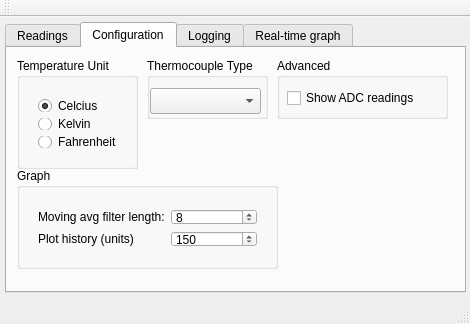
Old version of the form qt_test/basicListener/mainwindow.ui in the repository PaxInstruments/t100-software.
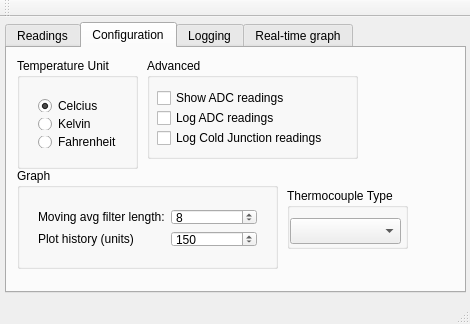
New version of the form. Custom widgets are drawn as their Qt base class.

Commit message: Optional ADC / cold junction logging

What changed in the file:
```diff
--- a/qt_test/basicListener/mainwindow.ui
+++ b/qt_test/basicListener/mainwindow.ui
@@ -124,8 +124,8 @@
      <widget class="QGroupBox" name="groupBox_4">
       <property name="geometry">
        <rect>
-        <x>140</x>
-        <y>10</y>
+        <x>280</x>
+        <y>140</y>
         <width>121</width>
         <height>61</height>
        </rect>
@@ -147,10 +147,10 @@
      <widget class="QGroupBox" name="groupBox_2">
       <property name="geometry">
        <rect>
-        <x>270</x>
+        <x>140</x>
         <y>10</y>
-        <width>171</width>
-        <height>61</height>
+        <width>211</width>
+        <height>101</height>
        </rect>
       </property>
       <property name="title">
@@ -169,6 +169,32 @@
         <string>Show ADC readings</string>
        </property>
       </widget>
+      <widget class="QCheckBox" name="config_logADC_checkBox">
+       <property name="geometry">
+        <rect>
+         <x>10</x>
+         <y>50</y>
+         <width>171</width>
+         <height>20</height>
+        </rect>
+       </property>
+       <property name="text">
+        <string>Log ADC readings</string>
+       </property>
+      </widget>
+      <widget class="QCheckBox" name="config_logColdJunction_checkBox">
+       <property name="geometry">
+        <rect>
+         <x>10</x>
+         <y>70</y>
+         <width>191</width>
+         <height>20</height>
+        </rect>
+       </property>
+       <property name="text">
+        <string>Log Cold Junction readings</string>
+       </property>
+      </widget>
      </widget>
      <widget class="QGroupBox" name="groupBox_5">
       <property name="geometry">
```
Left out of the diff: 2 changed lines with no effect on the pictures. The commit also changes 1 other file.
